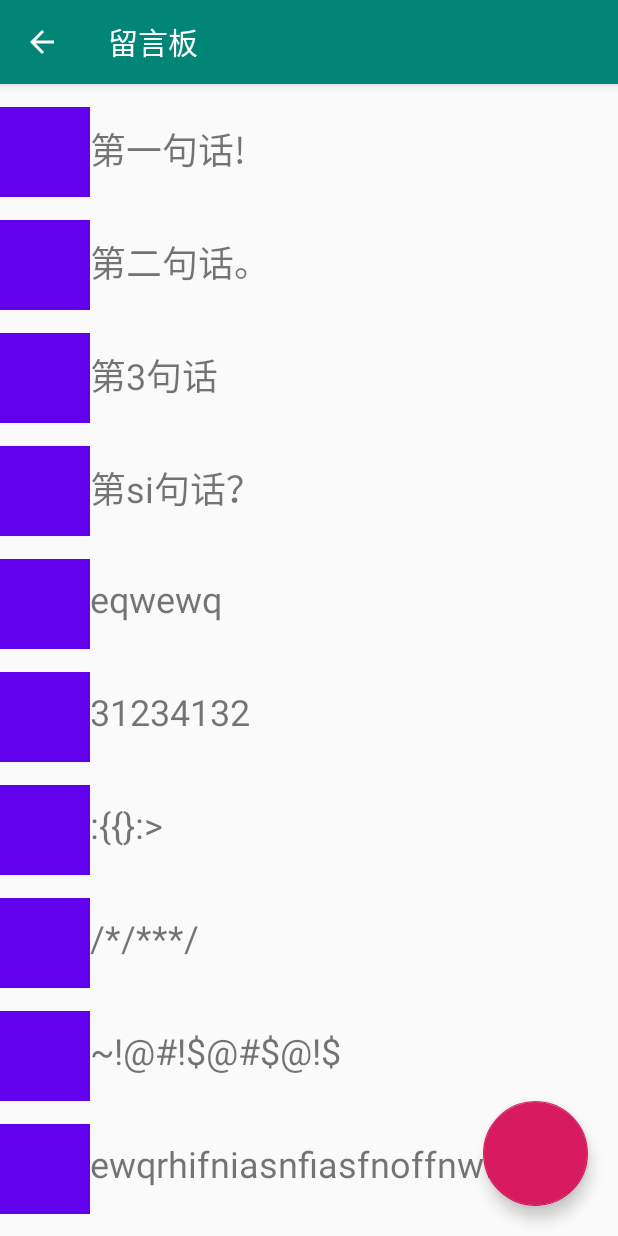
After one commit to Boolleanl/Fun2048, an Android app: the MessageActivity screen opened directly, with no data from a screen before it, on a phone screen of 412 x 824 dp. The commit adds this screen. Run offline under Robolectric (Android 15) with nearby library versions, the phone set to English and light mode, and no system bars; our stand-ins replace ButterKnife.

Commit message:
加入留言板界面及代码

```diff
--- a/app/src/main/AndroidManifest.xml
+++ b/app/src/main/AndroidManifest.xml
@@ -25,9 +25,15 @@
         </activity>
         <activity
             android:name=".GameActivity"
+            android:label="游玩游戏"
             android:parentActivityName=".MainActivity"></activity>
         <activity
             android:name=".UserEditorActivity"
+            android:label="用户资料"
+            android:parentActivityName=".MainActivity"></activity>
+        <activity
+            android:name=".MessageActivity"
+            android:label="留言板"
             android:parentActivityName=".MainActivity"></activity>
     </application>
 
--- a/app/src/main/java/com/boollean/fun2048/GameActivity.java
+++ b/app/src/main/java/com/boollean/fun2048/GameActivity.java
@@ -6,7 +6,6 @@ import android.content.SharedPreferences;
 import android.media.SoundPool;
 import android.os.Bundle;
 import android.os.Handler;
-import android.util.Log;
 import android.view.GestureDetector;
 import android.view.MotionEvent;
 
@@ -74,7 +73,7 @@ public class GameActivity extends AppCompatActivity {
     @Override
     protected void onCreate(Bundle savedInstanceState) {
         super.onCreate(savedInstanceState);
-        setContentView(R.layout.activity_general);
+        setContentView(R.layout.activity_common);
 
         FragmentManager fm = getSupportFragmentManager();
         fm.findFragmentById(R.id.fragment_container);
@@ -162,7 +161,6 @@ public class GameActivity extends AppCompatActivity {
                     return true;
                 }
 
-                Log.d("TAG", e2.getX() + " " + e2.getY());
                 return false;
             }
         });
@@ -210,7 +208,6 @@ public class GameActivity extends AppCompatActivity {
         SharedPreferences.Editor editor = mPreferences.edit();
         editor.putString("LAST_NUMBERS", jsonArray.toString()); //保存进SharedPreferences。
         editor.commit();
-        Log.i(TAG, jsonArray.toString());
     }
 
 //    public void showGameOverDialog() {
--- a/app/src/main/java/com/boollean/fun2048/GameFiveFragment.java
+++ b/app/src/main/java/com/boollean/fun2048/GameFiveFragment.java
@@ -14,7 +14,7 @@ public class GameFiveFragment extends MyBaseFragment {
 
     private static final String TAG = "GameFiveFragment";
 
-    private static final GameFiveFragment M_GAME_FIVE_FRAGMENT = new GameFiveFragment();
+    private static final GameFiveFragment mGameFiveFragment = new GameFiveFragment();
 
     private String s;   //游戏分数显示区域的全局变量
 
@@ -27,7 +27,7 @@ public class GameFiveFragment extends MyBaseFragment {
      * @return 获取GameFiveFragment实例。
      */
     public static GameFiveFragment getInstance() {
-        return M_GAME_FIVE_FRAGMENT;
+        return mGameFiveFragment;
     }
 
     @Override
--- a/app/src/main/java/com/boollean/fun2048/GameFourFragment.java
+++ b/app/src/main/java/com/boollean/fun2048/GameFourFragment.java
@@ -14,7 +14,7 @@ public class GameFourFragment extends MyBaseFragment {
 
     private static final String TAG = "GameFourFragment";
 
-    private static final GameFourFragment M_GAME_FOUR_FRAGMENT = new GameFourFragment();
+    private static final GameFourFragment mGameFourFragment = new GameFourFragment();
 
     private String s;      //游戏分数显示区域的全局变量
 
@@ -27,7 +27,7 @@ public class GameFourFragment extends MyBaseFragment {
      * @return 获取GameFourFragment实例。
      */
     public static GameFourFragment getInstance() {
-        return M_GAME_FOUR_FRAGMENT;
+        return mGameFourFragment;
     }
 
     @Override
--- /dev/null
+++ b/app/src/main/java/com/boollean/fun2048/MessageActivity.java
@@ -0,0 +1,47 @@
+package com.boollean.fun2048;
+
+import android.content.Context;
+import android.content.Intent;
+import android.os.Bundle;
+import android.widget.Toast;
+
+import com.google.android.material.floatingactionbutton.FloatingActionButton;
+
+import androidx.annotation.Nullable;
+import androidx.appcompat.app.AppCompatActivity;
+import androidx.fragment.app.FragmentManager;
+import butterknife.BindView;
+import butterknife.ButterKnife;
+import butterknife.OnClick;
+
+public class MessageActivity extends AppCompatActivity {
+
+    private static final String TAG = "MessageActivity";
+
+    @BindView(R.id.message_floating_action_button)
+    FloatingActionButton floatingActionButton;
+
+    public static Intent newIntent(Context context) {
+        Intent i = new Intent(context, MessageActivity.class);
+        return i;
+    }
+
+    @Override
+    protected void onCreate(@Nullable Bundle savedInstanceState) {
+        super.onCreate(savedInstanceState);
+        setContentView(R.layout.activity_message);
+        ButterKnife.bind(this);
+
+        FragmentManager fm = getSupportFragmentManager();
+        fm.findFragmentById(R.id.fragment_message_container);
+
+        MessageFragment mMessageFragment = MessageFragment.newInstance();
+        fm.beginTransaction().add(R.id.fragment_message_container, mMessageFragment).commit();
+    }
+
+
+    @OnClick(R.id.message_floating_action_button)
+    void writeMessage(){
+        Toast.makeText(this, "写留言", Toast.LENGTH_SHORT).show();
+    }
+}
--- /dev/null
+++ b/app/src/main/java/com/boollean/fun2048/MessageAdapter.java
@@ -0,0 +1,50 @@
+package com.boollean.fun2048;
+
+import android.view.LayoutInflater;
+import android.view.View;
+import android.view.ViewGroup;
+import android.widget.ImageView;
+import android.widget.TextView;
+
+import java.util.ArrayList;
+
+import androidx.annotation.NonNull;
+import androidx.recyclerview.widget.RecyclerView;
+
+public class MessageAdapter extends RecyclerView.Adapter<MessageAdapter.ViewHolder> {
+
+    private ArrayList<String> mMessageList;
+
+    public MessageAdapter(ArrayList<String> messageList) {
+        mMessageList = messageList;
+    }
+
+    @NonNull
+    @Override
+    public ViewHolder onCreateViewHolder(@NonNull ViewGroup parent, int viewType) {
+        View view = LayoutInflater.from(parent.getContext()).inflate(R.layout.message_item,parent,false);
+        return new ViewHolder(view);
+    }
+
+    @Override
+    public void onBindViewHolder(@NonNull ViewHolder holder, int position) {
+        String s = mMessageList.get(position);
+        holder.textView.setText(s);
+    }
+
+    @Override
+    public int getItemCount() {
+        return mMessageList.size();
+    }
+
+    public class ViewHolder extends RecyclerView.ViewHolder {
+        ImageView imageView;
+        TextView textView;
+
+        public ViewHolder(@NonNull View itemView) {
+            super(itemView);
+            imageView = itemView.findViewById(R.id.message_image_view);
+            textView = itemView.findViewById(R.id.message_text_view);
+        }
+    }
+}
--- /dev/null
+++ b/app/src/main/java/com/boollean/fun2048/MessageFragment.java
@@ -0,0 +1,77 @@
+package com.boollean.fun2048;
+
+import android.os.Bundle;
+import android.view.LayoutInflater;
+import android.view.View;
+import android.view.ViewGroup;
+import java.util.ArrayList;
+
+import androidx.annotation.NonNull;
+import androidx.annotation.Nullable;
+import androidx.fragment.app.Fragment;
+import androidx.recyclerview.widget.LinearLayoutManager;
+import androidx.recyclerview.widget.RecyclerView;
+import butterknife.BindView;
+import butterknife.ButterKnife;
+
+public class MessageFragment extends Fragment {
+
+    @BindView(R.id.message_recycler_view)
+    RecyclerView recyclerView;
+
+    private MessageAdapter adapter;
+    private ArrayList<String> messageList = new ArrayList<>();
+
+    public static MessageFragment newInstance() {
+        return new MessageFragment();
+    }
+
+    @Override
+    public void onCreate(@Nullable Bundle savedInstanceState) {
+        super.onCreate(savedInstanceState);
+        initMessage();
+    }
+
+    @Nullable
+    @Override
+    public View onCreateView(@NonNull LayoutInflater inflater, @Nullable ViewGroup container, @Nullable Bundle savedInstanceState) {
+        View view = inflater.inflate(R.layout.fragment_message, container, false);
+        ButterKnife.bind(this, view);
+        initView();
+        return view;
+    }
+
+    private void initMessage() {
+        String s1 = "第一句话!";
+        String s2 = "第二句话。";
+        String s3 = "第3句话";
+        String s4 = "第si句话？";
+        String s5 = "eqwewq";
+        String s6 = "31234132";
+        String s7 = ":{{}:>";
+        String s8 = "/*/***/";
+        String s9 = "~!@#!$@#$@!$";
+        String s10 = "ewqrhifniasnfiasfnoffnwf";
+        String s11 = "大家打架啊发你即使对方内外你唯亭i愤怒的随机发你夫妇能否呢如恶化发顺丰能看见你发ODKLSAFWFWEIFNJKASFAWNF";
+        String s12 = "11111111111111111111111111111111111111111111111111111111111111111111111111111111111111111111111111111111111111111111";
+        messageList.add(s1);
+        messageList.add(s2);
+        messageList.add(s3);
+        messageList.add(s4);
+        messageList.add(s5);
+        messageList.add(s6);
+        messageList.add(s7);
+        messageList.add(s8);
+        messageList.add(s9);
+        messageList.add(s10);
+        messageList.add(s11);
+        messageList.add(s12);
+    }
+
+    private void initView(){
+        LinearLayoutManager linearLayoutManager = new LinearLayoutManager(getActivity());
+        recyclerView.setLayoutManager(linearLayoutManager);
+        adapter = new MessageAdapter(messageList);
+        recyclerView.setAdapter(adapter);
+    }
+}
--- a/app/src/main/java/com/boollean/fun2048/UserEditorActivity.java
+++ b/app/src/main/java/com/boollean/fun2048/UserEditorActivity.java
@@ -21,7 +21,7 @@ public class UserEditorActivity extends AppCompatActivity {
     @Override
     protected void onCreate(@Nullable Bundle savedInstanceState) {
         super.onCreate(savedInstanceState);
-        setContentView(R.layout.activity_general);
+        setContentView(R.layout.activity_common);
 
         FragmentManager fm = getSupportFragmentManager();
         fm.findFragmentById(R.id.fragment_container);
--- a/app/src/main/res/layout/activity_general.xml
+++ b/app/src/main/res/layout/activity_common.xml
@@ -2,4 +2,5 @@
 <FrameLayout xmlns:android="http://schemas.android.com/apk/res/android"
     android:id="@+id/fragment_container"
     android:layout_width="match_parent"
-    android:layout_height="match_parent"></FrameLayout>
+    android:layout_height="match_parent">
+</FrameLayout>
--- /dev/null
+++ b/app/src/main/res/layout/activity_message.xml
@@ -0,0 +1,15 @@
+<?xml version="1.0" encoding="utf-8"?>
+<FrameLayout xmlns:android="http://schemas.android.com/apk/res/android"
+    android:id="@+id/fragment_message_container"
+    android:layout_width="match_parent"
+    android:layout_height="match_parent">
+
+    <com.google.android.material.floatingactionbutton.FloatingActionButton
+        android:id="@+id/message_floating_action_button"
+        android:layout_width="70dp"
+        android:layout_height="70dp"
+        android:layout_marginRight="20dp"
+        android:layout_marginBottom="20dp"
+        android:layout_gravity="right|bottom"
+        />
+</FrameLayout>
--- /dev/null
+++ b/app/src/main/res/layout/fragment_message.xml
@@ -0,0 +1,11 @@
+<?xml version="1.0" encoding="utf-8"?>
+<LinearLayout xmlns:android="http://schemas.android.com/apk/res/android"
+    android:orientation="vertical"
+    android:layout_width="match_parent"
+    android:layout_height="match_parent">
+
+    <androidx.recyclerview.widget.RecyclerView
+        android:id="@+id/message_recycler_view"
+        android:layout_width="match_parent"
+        android:layout_height="match_parent"/>
+</LinearLayout>
--- a/app/src/main/res/layout/fragment_user_editor.xml
+++ b/app/src/main/res/layout/fragment_user_editor.xml
@@ -44,7 +44,6 @@
                 android:layout_width="100dp"
                 android:layout_height="60dp"
                 android:layout_marginLeft="10dp"
-                android:checked="true"
                 android:text="保密"
                 android:textSize="20sp" />
         </RadioGroup>
--- /dev/null
+++ b/app/src/main/res/layout/message_item.xml
@@ -0,0 +1,21 @@
+<?xml version="1.0" encoding="utf-8"?>
+<LinearLayout xmlns:android="http://schemas.android.com/apk/res/android"
+    android:orientation="horizontal"
+    android:layout_width="match_parent"
+    android:layout_height="wrap_content"
+    android:layout_marginTop="15dp">
+
+    <ImageView
+        android:id="@+id/message_image_view"
+        android:layout_width="60dp"
+        android:layout_height="60dp"
+        android:background="@color/design_default_color_primary"/>
+
+    <TextView
+        android:id="@+id/message_text_view"
+        android:layout_width="match_parent"
+        android:layout_height="wrap_content"
+        android:layout_marginTop="10dp"
+        android:text="你们好啊！"
+        android:textSize="24sp"/>
+</LinearLayout>
--- a/app/src/main/res/menu/activity_main_drawer.xml
+++ b/app/src/main/res/menu/activity_main_drawer.xml
@@ -9,9 +9,9 @@
             android:icon="@drawable/ic_menu_camera"
             android:title="编辑资料" />
         <item
-            android:id="@+id/nav_gallery"
+            android:id="@+id/nav_message"
             android:icon="@drawable/ic_menu_gallery"
-            android:title="Gallery" />
+            android:title="玩家留言板" />
         <item
             android:id="@+id/nav_slideshow"
             android:icon="@drawable/ic_menu_slideshow"
```
Also changed, not shown: app/src/main/java/com/boollean/fun2048/MainActivity.java (+31 -18 lines), app/src/main/java/com/boollean/fun2048/UserEditorFragment.java (+26 -0 lines), app/src/main/res/layout/content_main.xml (+2 -11 lines).
